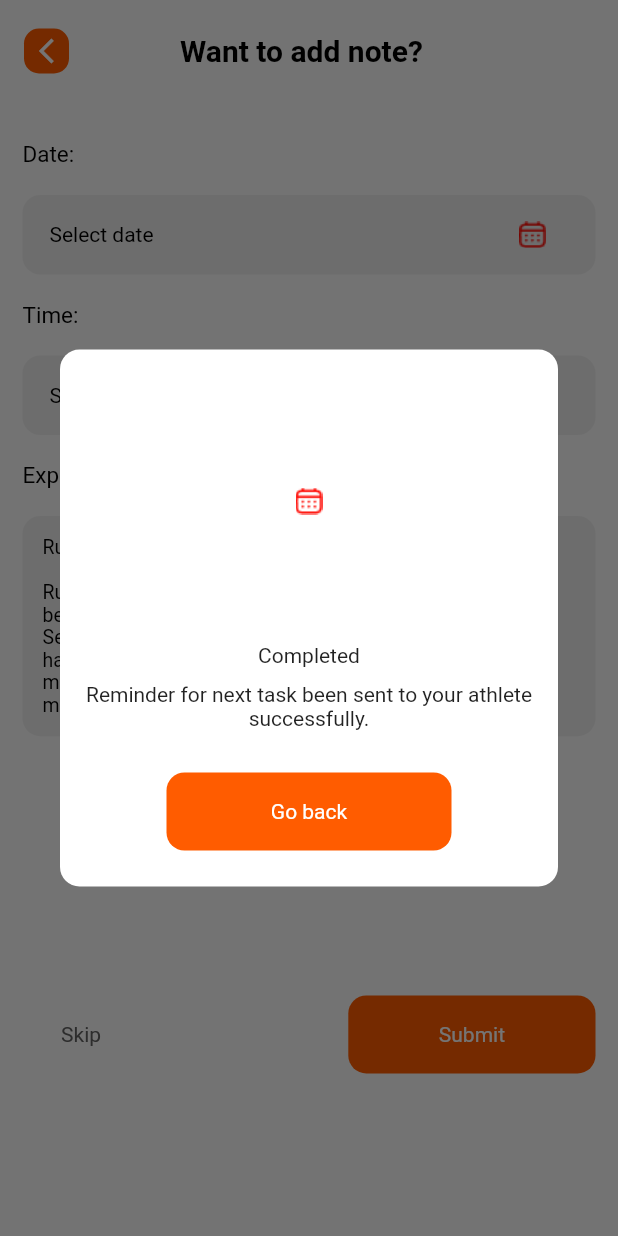
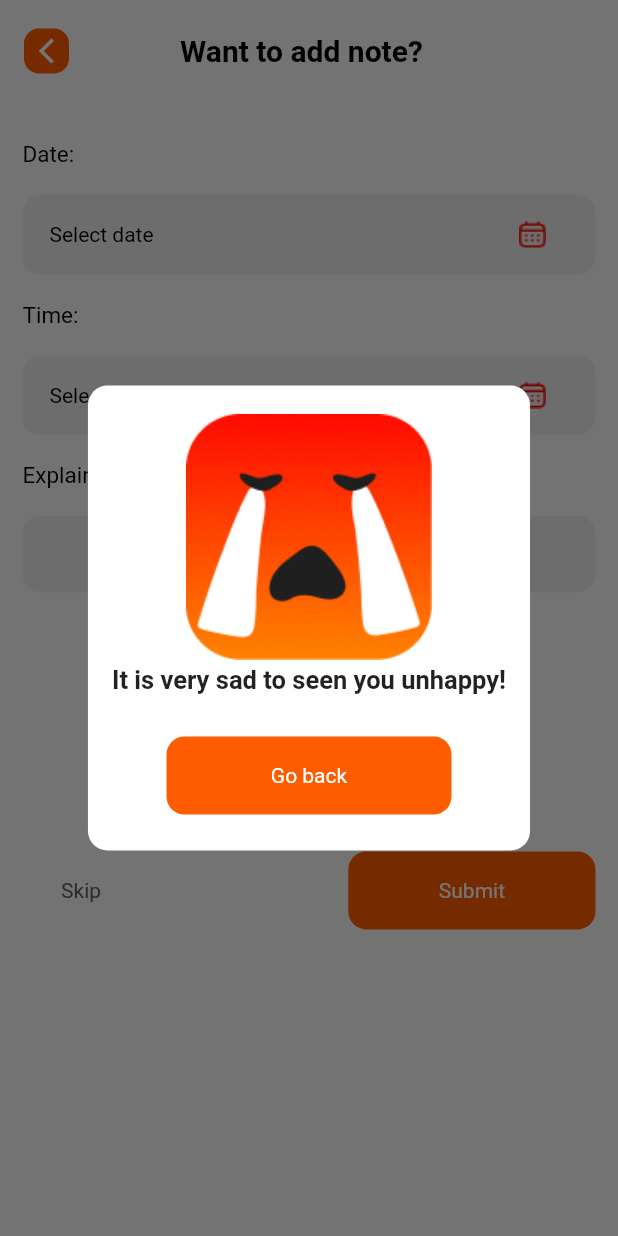
Before and after one commit to ahm226/smiletracker, a Flutter app: the ReminderScreen screen opened directly, after a tap on "Submit", on a phone screen of 412 x 824 dp. Run offline on Flutter 3.47's test engine with Material 2 defaults, Android fonts, the phone set to English and light mode, and no system bars; drawn by our look-alikes of zoom_tap_animation; our stand-ins replace flutter_otp_text_field, flutter_rating_bar, get, sizer.

Commit message:
reminder screenss

```diff
--- a/lib/views/auth/loginScreen.dart
+++ b/lib/views/auth/loginScreen.dart
@@ -4,6 +4,7 @@ import 'package:sizer/sizer.dart';
 import 'package:smiletracker/Helpers/globalvariables.dart';
 import 'package:smiletracker/views/auth/forgotPasswordScreen.dart';
 import 'package:smiletracker/views/auth/signupScreen.dart';
+import 'package:smiletracker/views/home/smily_face.dart';
 
 import '../../Helpers/custom_widgets.dart';
 import '../../Helpers/text_form_field.dart';
@@ -72,7 +73,9 @@ class _LoginScreenState extends State<LoginScreen> {
               Center(
                 child: CustomButton(
                   buttonText: 'Login',
-                  onTap: () {},
+                  onTap: () {
+                    Get.offAll(() => const EmojiRatingApp());
+                  },
                   width: 90.w,
                 ),
               ),
--- a/lib/views/home/reminder_screen.dart
+++ b/lib/views/home/reminder_screen.dart
@@ -21,11 +21,11 @@ class _ReminderScreenState extends State<ReminderScreen> {
       builder: (context, child) {
         return Theme(
           data: Theme.of(context).copyWith(
-            dialogBackgroundColor: Colors.black,
-            colorScheme: ColorScheme.light(
+            dialogBackgroundColor: Colors.white,
+            colorScheme: const ColorScheme.light(
               primary: AppColors.primaryColor, // <-- SEE HERE
-              onPrimary: AppColors.primaryColor, // <-- SEE HERE
-              onSurface: Colors.white, // <-- SEE HERE
+              onPrimary: Colors.white, // <-- SEE HERE
+              onSurface: Colors.black, // <-- SEE HERE
             ),
             textButtonTheme: TextButtonThemeData(
               style: TextButton.styleFrom(
@@ -56,15 +56,15 @@ class _ReminderScreenState extends State<ReminderScreen> {
             // Use ThemeData.dark() for a black theme
             primaryColor: Colors.black,
             hintColor: Colors.white,
-            colorScheme: ColorScheme.dark(
-              primary: Colors.white,
-              onPrimary: Colors.white,
-              surface: AppColors.primaryColor,
-              onSurface: Colors.white,
+            colorScheme: const ColorScheme.dark(
+              primary: AppColors.primaryColor,
+              onPrimary: AppColors.primaryColor,
+              surface: Colors.white,
+              onSurface: AppColors.primaryColor,
             ),
             textButtonTheme: TextButtonThemeData(
               style: TextButton.styleFrom(
-                primary: Colors.white,
+                primary: AppColors.primaryColor,
               ),
             ),
           ),
@@ -112,34 +112,16 @@ class _ReminderScreenState extends State<ReminderScreen> {
                           child: Column(
                             children: [
                               Image.asset(
-                                "assest/images/calenderIcon.png",
+                                "assest/images/sadface.png",
                                 height: 170,
                                 width: 170,
                               ),
-                              SizedBox(
-                                height: 10,
-                              ),
-                              Row(
-                                mainAxisAlignment: MainAxisAlignment.center,
-                                children: [
-                                  Text(
-                                    'Completed',
-                                    // style: Bold.copyWith(
-                                    //     color: Colors.black,
-                                    //     fontSize: 18.sp)
-                                  ),
-                                ],
-                              ),
-                              const SizedBox(
-                                height: 10,
-                              ),
-                              Text(
-                                'Reminder for next task been sent to your athlete successfully.',
-                                textAlign: TextAlign.center,
-                                // style: Regular.copyWith(
-                                //   color: Colors.black,
-                                // ),
-                              ),
+                              Text('It is very sad to seen you unhappy!',
+                                  textAlign: TextAlign.center,
+                                  style: TextStyle(
+                                    fontWeight: FontWeight.bold,
+                                    fontSize: 17,
+                                  )),
                               const SizedBox(
                                 height: 20,
                               ),
@@ -189,9 +171,9 @@ class _ReminderScreenState extends State<ReminderScreen> {
               const SizedBox(
                 height: 30,
               ),
-              Padding(
-                padding: const EdgeInsets.only(top: 8.0, bottom: 8.0),
-                child: const Text(
+              const Padding(
+                padding: EdgeInsets.only(top: 8.0, bottom: 8.0),
+                child: Text(
                   "Date:",
                   style: TextStyle(
                       fontSize: 15,
@@ -199,7 +181,7 @@ class _ReminderScreenState extends State<ReminderScreen> {
                       fontWeight: FontWeight.normal),
                 ),
               ),
-              SizedBox(
+              const SizedBox(
                 height: 10,
               ),
               Container(
@@ -218,7 +200,7 @@ class _ReminderScreenState extends State<ReminderScreen> {
                         InkWell(
                           child: Text(_selectedDate,
                               textAlign: TextAlign.center,
-                              style: TextStyle(color: Colors.black)),
+                              style: const TextStyle(color: Colors.black)),
                           onTap: () {
                             _selectDate(context);
                           },
@@ -239,11 +221,11 @@ class _ReminderScreenState extends State<ReminderScreen> {
                   ),
                 ),
               ),
-              SizedBox(
+              const SizedBox(
                 height: 10,
               ),
-              Padding(
-                padding: const EdgeInsets.only(top: 8.0, bottom: 8.0),
+              const Padding(
+                padding: EdgeInsets.only(top: 8.0, bottom: 8.0),
                 child: Text(
                   "Time:",
                   style: TextStyle(
@@ -252,7 +234,7 @@ class _ReminderScreenState extends State<ReminderScreen> {
                       fontWeight: FontWeight.normal),
                 ),
               ),
-              SizedBox(
+              const SizedBox(
                 height: 10,
               ),
               Container(
@@ -271,9 +253,9 @@ class _ReminderScreenState extends State<ReminderScreen> {
                         InkWell(
                           child: Text(_selectedTime,
                               textAlign: TextAlign.center,
-                              style: TextStyle(color: Colors.black)),
+                              style: const TextStyle(color: Colors.black)),
                           onTap: () {
-                            _selectDate(context);
+                            _selectTime(context);
                           },
                         ),
                         IconButton(
@@ -292,12 +274,12 @@ class _ReminderScreenState extends State<ReminderScreen> {
                   ),
                 ),
               ),
-              SizedBox(
+              const SizedBox(
                 height: 10,
               ),
-              Padding(
-                padding: const EdgeInsets.only(top: 8.0, bottom: 8.0),
-                child: const Text(
+              const Padding(
+                padding: EdgeInsets.only(top: 8.0, bottom: 8.0),
+                child: Text(
                   "Explain your feeling of today:",
                   style: TextStyle(
                       fontSize: 15,
@@ -319,14 +301,14 @@ class _ReminderScreenState extends State<ReminderScreen> {
                     textCapitalization: TextCapitalization.sentences,
                     textInputAction: TextInputAction.done,
                     maxLines: null,
-                    cursorColor: Colors.white.withOpacity(0.7),
+                    cursorColor: AppColors.primaryColor,
                     style: const TextStyle(color: Colors.black, fontSize: 13),
-                    decoration: InputDecoration(
-                      contentPadding: const EdgeInsets.symmetric(
-                          horizontal: 12, vertical: 12),
+                    decoration: const InputDecoration(
+                      contentPadding:
+                          EdgeInsets.symmetric(horizontal: 12, vertical: 12),
                       border: InputBorder.none,
-                      hintText:
-                          "Running Challenges\n\nRunning challenges are great for gym members\nbecause each member can go at his or her pace.\nSet realistic goals like\nhaving members run 30 miles within one\nmonth — how they choose to collect those\nmiles it up to them!",
+                      hintText: "",
+                      //  "Running Challenges\n\nRunning challenges are great for gym members\nbecause each member can go at his or her pace.\nSet realistic goals like\nhaving members run 30 miles within one\nmonth — how they choose to collect those\nmiles it up to them!",
                       hintStyle: TextStyle(color: Colors.black, fontSize: 13),
                       prefixIconColor: Colors.white,
                     ),
--- a/lib/views/onboarding/splashScreen.dart
+++ b/lib/views/onboarding/splashScreen.dart
@@ -1,6 +1,6 @@
 import 'package:flutter/material.dart';
 import 'package:get/get.dart';
-import 'package:smiletracker/views/home/reminder_screen.dart';
+import 'package:smiletracker/views/auth/loginScreen.dart';
 
 class splashScreen extends StatefulWidget {
   const splashScreen({Key? key}) : super(key: key);
@@ -12,7 +12,7 @@ class splashScreen extends StatefulWidget {
 class _splashScreenState extends State<splashScreen> {
   getData() {
     Future.delayed(const Duration(milliseconds: 2000), () {
-      Get.offAll(() => ReminderScreen());
+      Get.offAll(() => LoginScreen());
     });
   }
 
@@ -25,7 +25,7 @@ class _splashScreenState extends State<splashScreen> {
 
   @override
   Widget build(BuildContext context) {
-    return Scaffold(
+    return const Scaffold(
       body: Column(
         mainAxisAlignment: MainAxisAlignment.center,
         crossAxisAlignment: CrossAxisAlignment.center,
```
Also changed, not shown: lib/views/home/smily_face.dart (+7 -1 lines), assest/images/happyface.png (added), assest/images/sadface.png (added).
